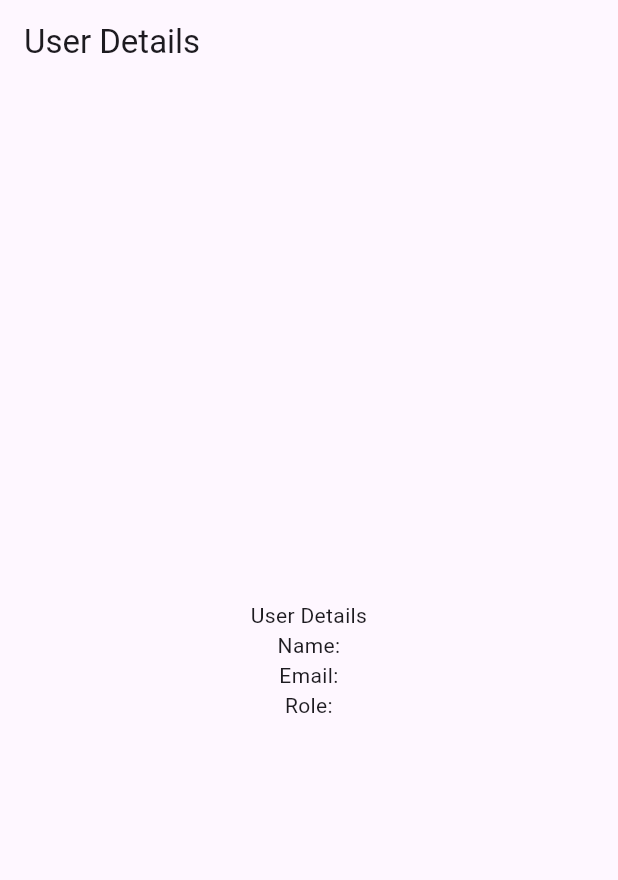
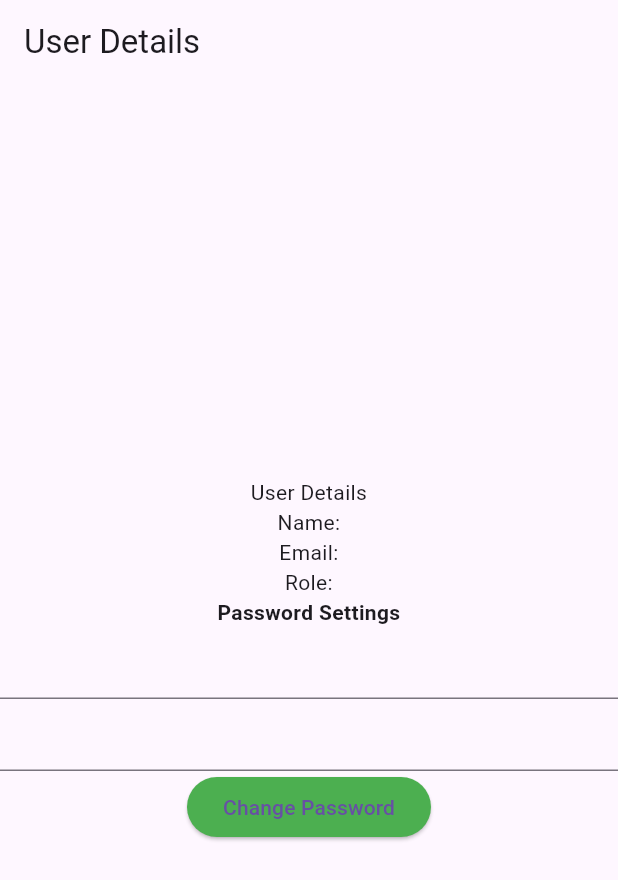
Before and after one commit to newbreaker12/voting_system_app, a Flutter app: the HomePageWidget screen opened directly, after a tap on "User Details", on a phone screen of 412 x 824 dp. Shown: the top 880 px of the screen. Run offline on Flutter 3.47's test engine with Material 3 defaults, Android fonts, the phone set to English and light mode, and no system bars; our stand-ins replace jwt_decoder; network calls fail.

Commit message:
add change password

```diff
--- a/lib/main.dart
+++ b/lib/main.dart
@@ -19,7 +19,13 @@ String passwordTemp = "pass";
 TextEditingController emailController = new TextEditingController(text: emailTemp);
 TextEditingController passwordController = new TextEditingController(text: passwordTemp);
 String url = "https://localhost:5001";
-Map<String, String> header = new Map<String, String>();
+
+// content type json
+Map<String, String> header = {
+  'content-type': 'application/json',
+};
+
+
 UserData userData = new UserData();
 
 class Login extends StatelessWidget {
@@ -55,10 +61,8 @@ class Login extends StatelessWidget {
 }
 
 Future<void> authenticate(BuildContext context, String email, String password) async {
-  Map<String, String> headerTemp = new Map<String, String>();
-  headerTemp['content-type'] = 'application/json';
   var response = await http.post(Uri.parse(url + '/users/login'),
-    headers: headerTemp,
+      headers: header,
       body: json.encode({"email": email, "password": password})
   );
 
@@ -79,16 +83,16 @@ Future<void> authenticate(BuildContext context, String email, String password) a
         MaterialPageRoute(builder: (context) => const HomePageWidget()),
       );
     } else {
-      showErrorDialog(context, jsonDecode(response.body)['data'].toString());
+      showOkDialog(context, "Something went wrong", jsonDecode(response.body).toString());
     }
   } catch (e) {
-    showErrorDialog(context, e.toString());
+    showOkDialog(context, "Something went wrong", e.toString());
   }
 }
 
-showErrorDialog(BuildContext context, String message) {
+showOkDialog(BuildContext context, String title, String message) {
   // set up the buttons
-  Widget cancelButton = TextButton(
+  Widget okButton = TextButton(
     child: Text("OK"),
     onPressed:  () {
       Navigator.of(context).pop();
@@ -97,10 +101,10 @@ showErrorDialog(BuildContext context, String message) {
 
   // set up the AlertDialog
   AlertDialog alert = AlertDialog(
-    title: Text("Something went wrong"),
+    title: Text(title),
     content: Text(message),
     actions: [
-      cancelButton,
+      okButton,
     ],
   );
 
@@ -187,10 +191,13 @@ class HomePage extends State<HomePageWidget> {
   Widget build(BuildContext context) {
     return Scaffold(
       appBar: AppBar(
-        title: const Text('No Voting Session Available'),
+        title: const Text('Voting System'),
         automaticallyImplyLeading: false,
       ),
-      body: Flex(direction: Axis.vertical, children: <Widget>[
+      body: Flex(direction: Axis.vertical,
+        mainAxisAlignment: MainAxisAlignment.center,
+        children: <Widget>[
+          Center( child:
           ElevatedButton(
             child: const Text('Request Pincode'),
             style: ButtonStyle(
@@ -199,7 +206,8 @@ class HomePage extends State<HomePageWidget> {
             onPressed: () {
               requestPinCode();
             },
-        ),
+          )),
+          Center( child:
           ElevatedButton(
             child: const Text('User Details'),
             style: ButtonStyle(
@@ -208,7 +216,8 @@ class HomePage extends State<HomePageWidget> {
             onPressed: () {
               gotoUserDetailsPage();
             },
-        ),
+          )),
+          Center( child:
           ElevatedButton(
             child: const Text('Vote'),
             style: ButtonStyle(
@@ -218,8 +227,9 @@ class HomePage extends State<HomePageWidget> {
               gotoVotePage();
             },
           )
+          )
         ],
-      ),
+      ) ,
     );
   }
 }
@@ -247,10 +257,26 @@ class UserDetailsWidget extends StatefulWidget {
 
 class UserDetails extends State<UserDetailsWidget> {
 
+  TextEditingController changePasswordController = new TextEditingController(text: '');
+  TextEditingController changePasswordController2 = new TextEditingController(text: '');
+
   @override
   void initState() {
     super.initState();
     getUserData();
+  }
+
+  void changePassword() async {
+    if (changePasswordController.text == changePasswordController2.text) {
+      var response = await http.put(Uri.parse(url + '/users/changePassword'), headers: header, body: json.encode({"password": changePasswordController.text}));
+      if (response.statusCode == 200) {
+        showOkDialog(context, "Something went wrong", "Password changed successfully");
+      } else {
+        showOkDialog(context, "Something went wrong", "Something went wrong");
+      }
+    } else {
+      showOkDialog(context, "Something went wrong", "Passwords do not match");
+    }
   }
 
   @override
@@ -273,7 +299,31 @@ class UserDetails extends State<UserDetailsWidget> {
           Center(
               child: Text("Email: " + userData.email, textAlign: TextAlign.center)),
           Center(
-              child: Text("Role: " + userData.role, textAlign: TextAlign.center))
+              child: Text("Role: " + userData.role, textAlign: TextAlign.center)),
+
+
+          Center(
+              child: Text("Password Settings", textAlign: TextAlign.center, style: TextStyle(fontWeight: FontWeight.bold),
+              )),
+          TextField(
+            controller: changePasswordController,
+            obscureText: true,
+          ),
+          TextField(
+            controller: changePasswordController2,
+            obscureText: true,
+          ),
+
+          ElevatedButton(
+          child: const Text('Change Password'),
+          style: ButtonStyle(
+          backgroundColor: WidgetStateProperty.all<Color>(Colors.green),
+          ),
+          onPressed: () {
+            changePassword();
+          },
+          ),
+
         ],
 
       ),
```
Lines whose indentation alone changed are shown as unchanged.
